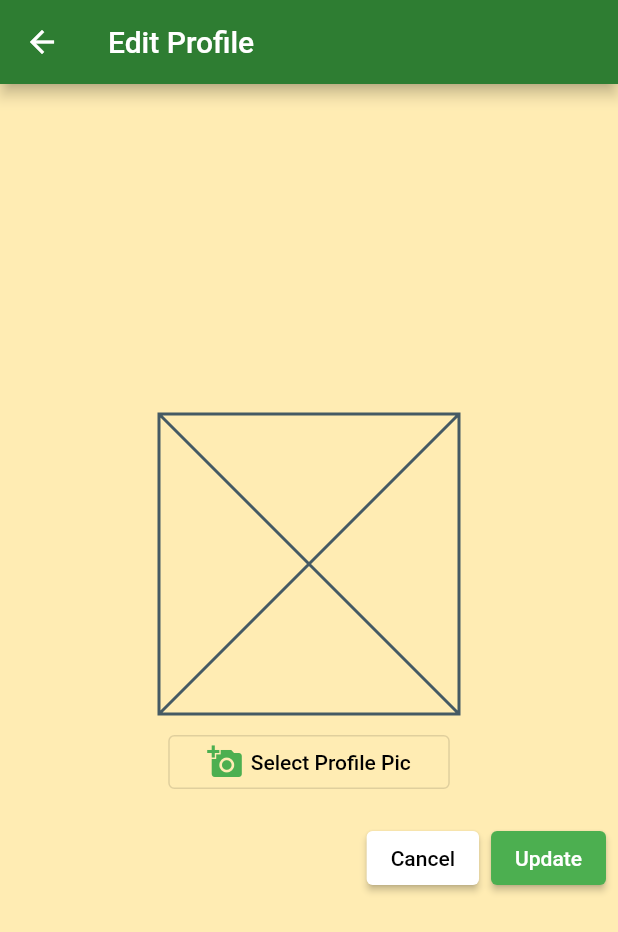
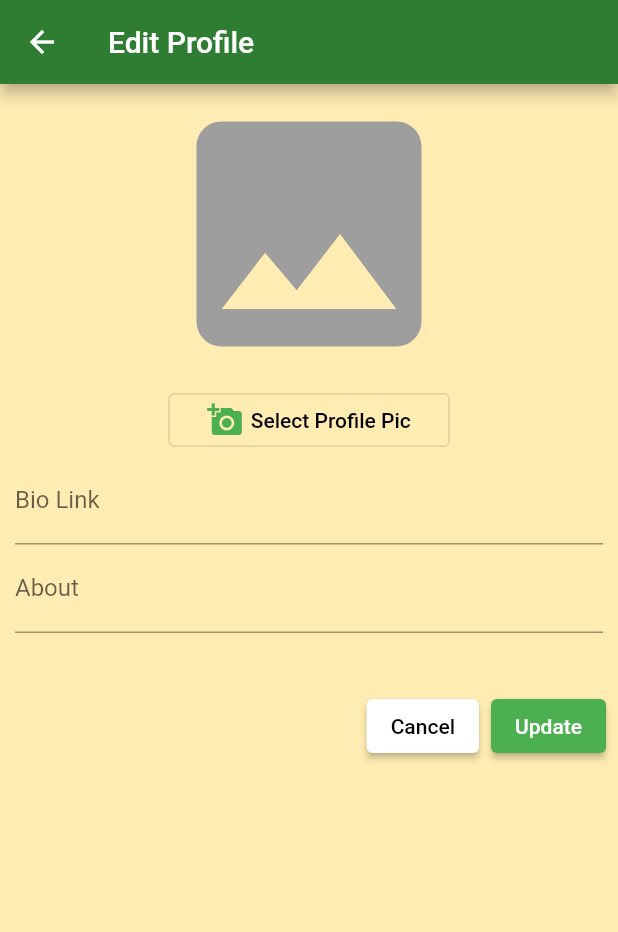
Before and after one commit to pktintali/Project_SYM, a Flutter app: the EditProfile screen opened directly, on a phone screen of 412 x 824 dp. Shown: the top 932 px of the screen. Run offline on Flutter 3.47's test engine with Material 2 defaults, Android fonts, the phone set to English and light mode, and no system bars; our stand-ins replace file_picker, flip_card, get, get_storage, google_fonts, infinite_scroll_pagination; accounts and stored records are empty.

Commit message:
profile edit

```diff
--- a/lib/controllers/api/edit_profile_controller.dart
+++ b/lib/controllers/api/edit_profile_controller.dart
@@ -11,15 +11,16 @@ class EditProfileController extends GetxController {
   var token = _tokenBox.read('token');
   var currentUserID = _tokenBox.read('userID');
   bool _uploading = false;
-
+  String bioLink = '';
+  String about = '';
   File? _pickedFile;
   bool get uploading => _uploading;
   File? get pickedImage => _pickedFile;
 
   Future<void> pickFile() async {
     FilePickerResult? result = await FilePicker.platform.pickFiles(
-      allowedExtensions: ['jpg', 'png'],
-    );
+        // allowedExtensions: ['jpg', 'png'],
+        );
     if (result != null) {
       _pickedFile = File(result.files.single.path!);
       print(_pickedFile!.path);
@@ -51,6 +52,12 @@ class EditProfileController extends GetxController {
             filename: _pickedFile!.path.split('/').last),
       );
       request.headers.addAll(headers);
+      if(about!=''){
+        request.fields['about'] = about;
+      }
+      if(bioLink!=''){
+        request.fields['bio_link'] = bioLink;
+      }
       // request.fields.addAll({"about": "test about"});
       var res = await request.send();
       print(res.headers);
--- a/lib/pages/profile/edit_profile.dart
+++ b/lib/pages/profile/edit_profile.dart
@@ -15,25 +15,38 @@ class EditProfile extends StatelessWidget {
         title: const Text('Edit Profile'),
       ),
       body: Column(
-        mainAxisAlignment: MainAxisAlignment.center,
+        // mainAxisAlignment: MainAxisAlignment.center,
         crossAxisAlignment: CrossAxisAlignment.center,
         children: [
-          GetBuilder<EditProfileController>(builder: (_) {
+          GetBuilder<EditProfileController>(
+            builder: (_) {
               if (pec.pickedImage != null) {
-              return Image.file(pec.pickedImage!);
+                return Padding(
+                  padding: const EdgeInsets.all(8.0),
+                  child: ClipOval(
+                    child: SizedBox(
+                      height: 200,
+                      width: 200,
+                      child: Image.file(pec.pickedImage!),
+                    ),
+                  ),
+                );
               } else {
                 return const Center(
                   child: SizedBox(
                     height: 200,
                     width: 200,
-                  child: Placeholder(),
+                    child: Icon(
+                      Icons.image,
+                      size: 200,
+                      color: Colors.grey,
+                    ),
                   ),
                 );
               }
-          }),
-          Padding(
-            padding: const EdgeInsets.all(8.0),
-            child: OutlinedButton(
+            },
+          ),
+          OutlinedButton(
             child: Padding(
               padding: const EdgeInsets.symmetric(horizontal: 10),
               child: Row(
@@ -57,7 +70,6 @@ class EditProfile extends StatelessWidget {
               await pec.pickFile();
             },
           ),
-          ),
           GetBuilder<EditProfileController>(
             builder: (_) {
               if (pec.uploading) {
@@ -67,6 +79,30 @@ class EditProfile extends StatelessWidget {
               }
             },
           ),
+          Padding(
+            padding: const EdgeInsets.symmetric(horizontal: 10),
+            child: TextField(
+              decoration: const InputDecoration(
+                labelText: 'Bio Link',
+              ),
+              onChanged: (v) {
+                pec.bioLink = v;
+              },
+            ),
+          ),
+          //Create text field for about
+          Padding(
+            padding: const EdgeInsets.symmetric(horizontal: 10),
+            child: TextField(
+              decoration: const InputDecoration(
+                labelText: 'About',
+              ),
+              onChanged: (v) {
+                pec.about = v;
+              },
+            ),
+          ),
+          const SizedBox(height: 30),
           ButtonBar(
             children: [
               ElevatedButton(
--- a/lib/pages/profile/widgets/profile_header.dart
+++ b/lib/pages/profile/widgets/profile_header.dart
@@ -1,6 +1,6 @@
 import 'package:flutter/material.dart';
 import 'package:get/route_manager.dart';
-import 'package:project_sym/pages/profile/constants.dart';
+// import 'package:project_sym/pages/profile/constants.dart';
 
 class ProfileHeader extends StatelessWidget {
   final bool fromTab;
@@ -13,8 +13,8 @@ class ProfileHeader extends StatelessWidget {
   Widget build(BuildContext context) {
     return Stack(
       children: [
-        Image.network(
-          Constants.headerURL,
+        Image.asset(
+          'assets/images/header.png',
           fit: BoxFit.fitWidth,
           scale: 1 / 2,
         ),
--- a/pubspec.yaml
+++ b/pubspec.yaml
@@ -66,8 +66,8 @@ flutter:
   uses-material-design: true
 
   # To add assets to your application, add an assets section, like this:
-  # assets:
-  #   - images/a_dot_burr.jpeg
+  assets:
+    - assets/images/
   #   - images/a_dot_ham.jpeg
 
   # An image asset can refer to one or more resolution-specific "variants", see
```
Also changed, not shown: assets/images/header.png (added). Lines whose indentation alone changed are shown as unchanged.
